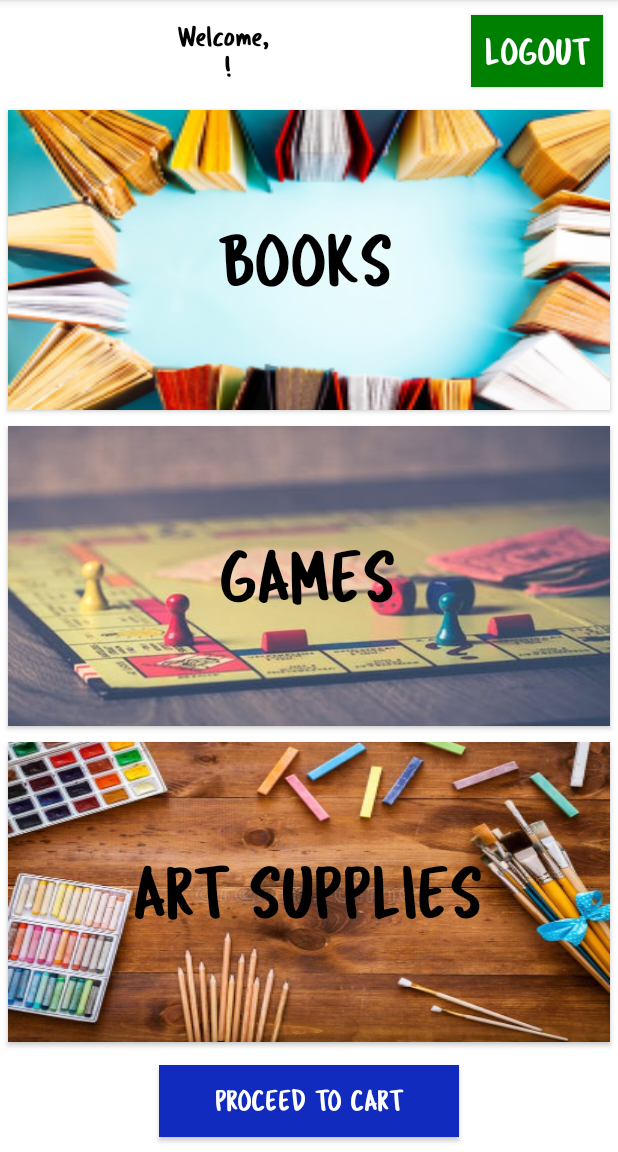
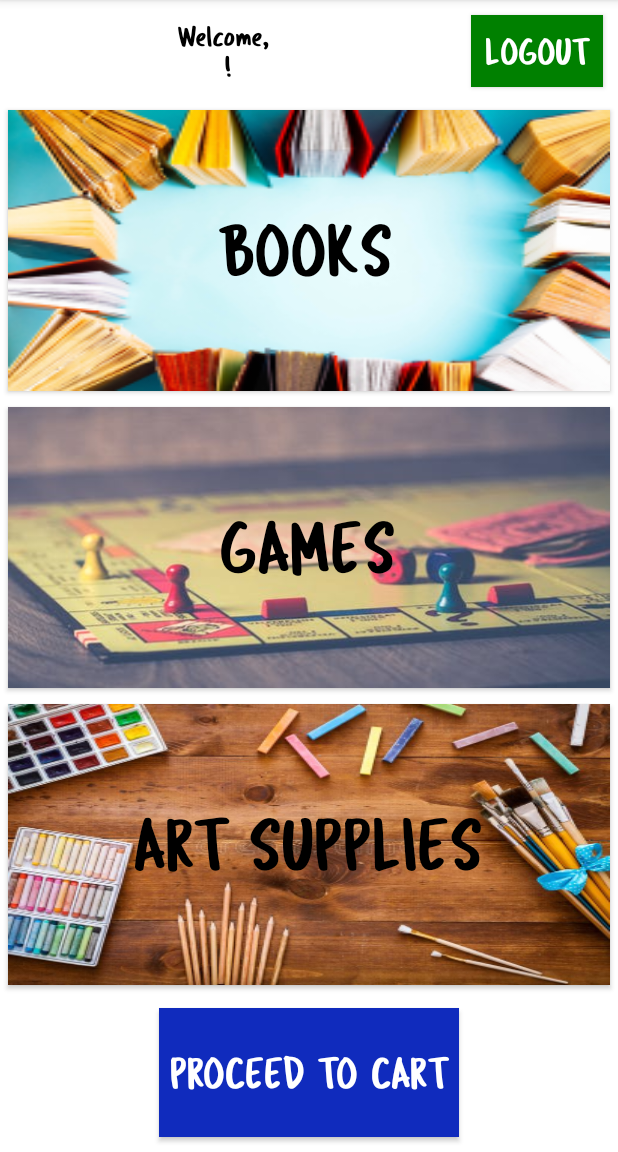
Before and after one commit to kavyabhat02/Android-SGP, an Android app: the SecondActivity screen opened directly, with no data from a screen before it, on a phone screen of 412 x 824 dp, the part 84-1236 px from its top. Run offline under Robolectric (Android 15) with nearby library versions, the phone set to English and light mode, and no system bars; our stand-ins replace Firebase (no records; nobody signed in at launch, a user with empty details on screens opened directly).

Commit message:
adjusted dimensions

```diff
--- a/FirstApp/app/src/main/res/layout/activity_second.xml
+++ b/FirstApp/app/src/main/res/layout/activity_second.xml
@@ -9,7 +9,7 @@
 
     <LinearLayout
         android:layout_width="match_parent"
-        android:layout_height="wrap_content"
+        android:layout_height="match_parent"
         android:orientation="vertical"
         app:layout_constraintBottom_toBottomOf="parent"
         app:layout_constraintEnd_toEndOf="parent"
@@ -49,7 +49,7 @@
         <Button
             android:id="@+id/button1"
             android:layout_width="match_parent"
-            android:layout_height="200dp"
+            android:layout_height="150dp"
             android:layout_weight="1"
             android:layout_margin="5dp"
             android:background="@drawable/back1"
@@ -61,7 +61,7 @@
         <Button
             android:id="@+id/button2"
             android:layout_width="match_parent"
-            android:layout_height="200dp"
+            android:layout_height="150dp"
             android:layout_weight="1"
             android:layout_margin="5dp"
             android:background="@drawable/temp"
@@ -73,7 +73,7 @@
         <Button
             android:id="@+id/button3"
             android:layout_width="match_parent"
-            android:layout_height="200dp"
+            android:layout_height="150dp"
             android:layout_weight="1"
             android:layout_margin="5dp"
             android:background="@drawable/back3"
@@ -96,7 +96,7 @@
             android:insetRight="10dp"
             android:insetBottom="10dp"
             android:text="Proceed to Cart"
-            android:textSize="20sp"
+            android:textSize="30sp"
             android:textColor="@color/white" />
 
     </LinearLayout>>
```
